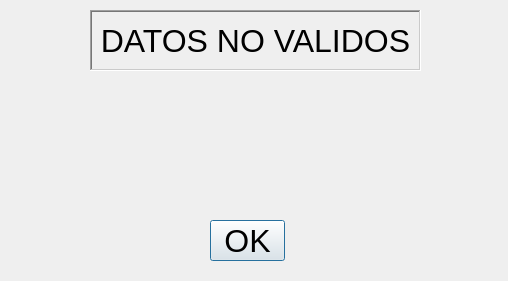
AsmisAlan/TrabajoFinal, file interfas/Error_cliente.ui: the form before one commit.
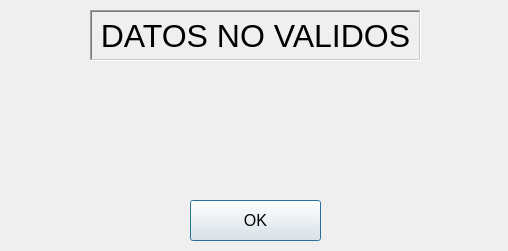
The form after the commit.

Commit message: Walter Boton :D

The edit to the form file:
```diff
--- a/interfas/Error_cliente.ui
+++ b/interfas/Error_cliente.ui
@@ -10,7 +10,7 @@
     <x>0</x>
     <y>0</y>
     <width>508</width>
-    <height>281</height>
+    <height>251</height>
    </rect>
   </property>
   <property name="font">
@@ -28,12 +28,17 @@
   <widget class="QPushButton" name="dialogo_error">
    <property name="geometry">
     <rect>
-     <x>210</x>
-     <y>220</y>
-     <width>75</width>
+     <x>190</x>
+     <y>200</y>
+     <width>131</width>
      <height>41</height>
     </rect>
    </property>
+   <property name="font">
+    <font>
+     <pointsize>12</pointsize>
+    </font>
+   </property>
    <property name="contextMenuPolicy">
     <enum>Qt::DefaultContextMenu</enum>
    </property>
@@ -47,7 +52,7 @@
      <x>90</x>
      <y>10</y>
      <width>331</width>
-     <height>61</height>
+     <height>51</height>
     </rect>
    </property>
    <property name="frameShape">
@@ -67,7 +72,7 @@
    <property name="geometry">
     <rect>
      <x>0</x>
-     <y>130</y>
+     <y>90</y>
      <width>501</width>
      <height>61</height>
     </rect>
```
Left out of the diff: 8 changed lines with no effect on the pictures. The commit also changes 4 other files.
